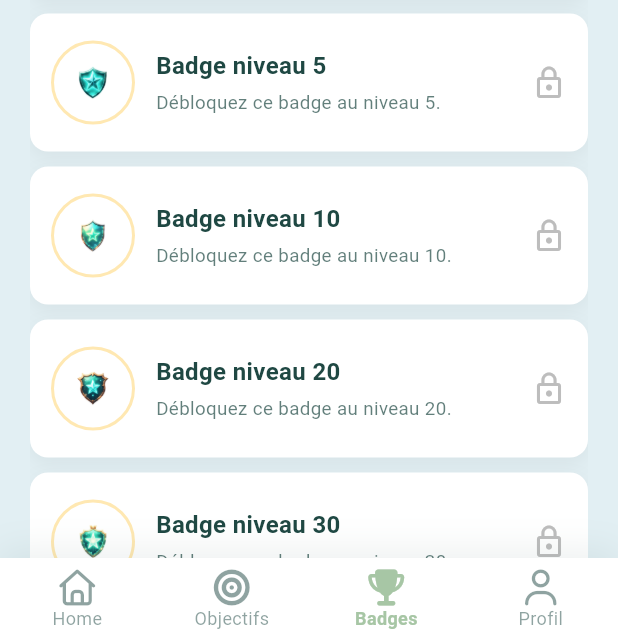
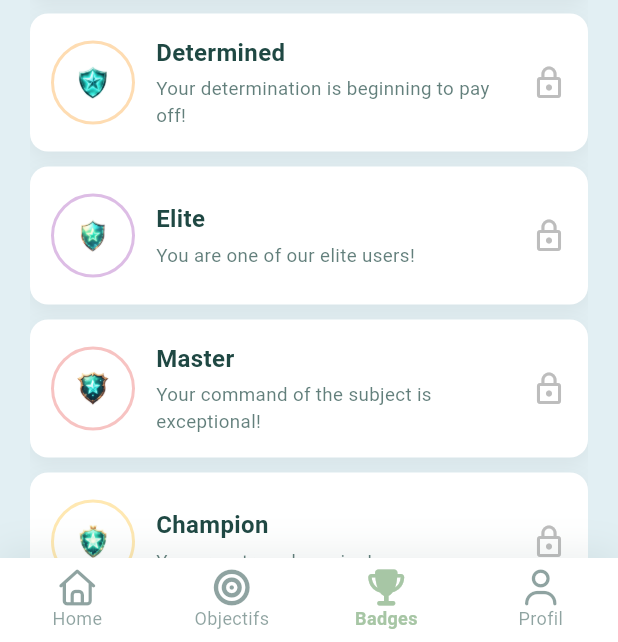
Before and after one commit to MOUSSBEKK/HabitoX, a Flutter app: the screen it shows after launch, item 3 of the bottom bar chosen, on a phone screen of 412 x 824 dp, the part 594-1236 px from its top. Run offline on Flutter 3.47's test engine with Material 3 defaults, Android fonts, the phone set to English and light mode, and no system bars; drawn by our look-alikes of toastification; our stand-ins replace adaptive_dialog, font_awesome_flutter, localstorage, modal_bottom_sheet, shared_preferences; accounts and stored records are empty.

Commit message:
fix: translate badge desc

```diff
--- a/lib/models/user_profile.dart
+++ b/lib/models/user_profile.dart
@@ -548,7 +548,7 @@ class AuraBadge {
       case 35:
         return {
           'name': 'Elite',
-          'description': 'Vous faites partie de l\'élite !',
+          'description': 'You are one of our elite users!',
           'emoji': '💫',
           'color': Colors.indigo[600],
         };
--- a/lib/screens/badges_screen.dart
+++ b/lib/screens/badges_screen.dart
@@ -251,67 +251,58 @@ class _BadgesScreenState extends State<BadgesScreen>
   }
 
   _BadgeDisplayData _badgeDisplayData(int level) {
-    // Réplique minimale des métadonnées d'icône/couleur des niveaux clés
     if (level == 1) {
       return _BadgeDisplayData(
         name: 'Beginner',
         description: 'Welcome to your HabitoX journey!',
-        emoji: '💎',
         color: Colors.grey[600]!,
       );
     }
-    if (level == 4) {
+    if (level == 5) {
       return _BadgeDisplayData(
-        name: 'Déterminé',
-        description: 'Votre détermination commence à porter ses fruits !',
-        emoji: '⚡',
+        name: 'Determined',
+        description: 'Your determination is beginning to pay off!',
         color: Colors.orange[600]!,
       );
     }
-    if (level == 9) {
+    if (level == 10) {
       return _BadgeDisplayData(
         name: 'Elite',
-        description: 'Vous faites partie de l\'élite des utilisateurs !',
-        emoji: '🏆',
+        description: 'You are one of our elite users!',
         color: Colors.purple[600]!,
       );
     }
-    if (level == 19) {
+    if (level == 20) {
       return _BadgeDisplayData(
-        name: 'Maître',
-        description: 'Votre maîtrise est exceptionnelle !',
-        emoji: '👑',
+        name: 'Master',
+        description: 'Your command of the subject is exceptional!',
         color: Colors.red[600]!,
       );
     }
-    if (level == 29) {
+    if (level == 30) {
       return _BadgeDisplayData(
         name: 'Champion',
-        description: 'Vous êtes un véritable champion !',
-        emoji: '🌟',
+        description: 'You are a true champion!',
         color: Colors.amber[600]!,
       );
     }
-    if (level == 39) {
+    if (level == 40) {
       return _BadgeDisplayData(
-        name: 'Légende',
-        description: 'Votre légende inspire les autres !',
-        emoji: '⚡',
+        name: 'Legend',
+        description: 'Your legend inspires others!',
         color: Colors.deepPurple[600]!,
       );
     }
-    if (level >= 49) {
+    if (level >= 50) {
       return _BadgeDisplayData(
-        name: level >= 69 ? 'Transcendant' : 'Haut rang',
-        description: 'Atteignez le niveau $level pour ce badge.',
-        emoji: level >= 69 ? '🌌' : '🏅',
+        name: level >= 69 ? 'Transcendent' : 'High rank',
+        description: 'Reach level $level for this badge..',
         color: level >= 69 ? Colors.deepPurple[800]! : Colors.amber[600]!,
       );
     }
     return _BadgeDisplayData(
-      name: 'Badge niveau $level',
-      description: 'Débloquez ce badge au niveau $level.',
-      emoji: '🏅',
+      name: 'Level badge $level',
+      description: 'Unlock this badge at level $level.',
       color: Colors.amber[600]!,
     );
   }
@@ -320,13 +311,11 @@ class _BadgesScreenState extends State<BadgesScreen>
 class _BadgeDisplayData {
   final String name;
   final String description;
-  final String emoji;
   final Color color;
 
   _BadgeDisplayData({
     required this.name,
     required this.description,
-    required this.emoji,
     required this.color,
   });
 }
```
Also changed, not shown: lib/screens/profile_screen.dart (+0 -8 lines).
